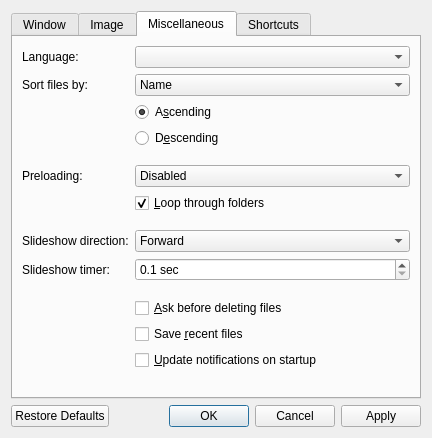
The window that src/qvoptionsdialog.ui (jurplel/qView) describes before a commit, drawn with Qt 5.
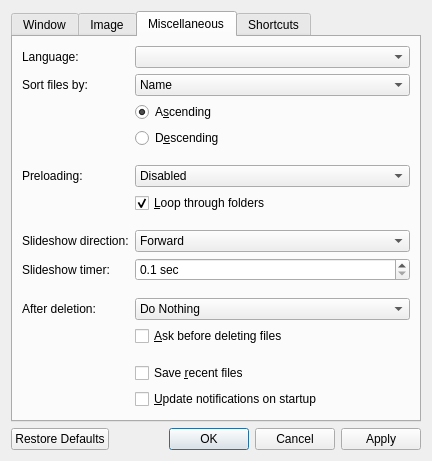
The same window after the commit. The open tabs and pages were chosen to show the change.

Commit message: Add option for automatically moving to an adjacent file after deletion

The edit to the form file:
```diff
--- a/src/qvoptionsdialog.ui
+++ b/src/qvoptionsdialog.ui
@@ -625,14 +625,14 @@
          </property>
         </spacer>
        </item>
-       <item row="12" column="1">
+       <item row="14" column="1">
         <widget class="QCheckBox" name="saveRecentsCheckbox">
          <property name="text">
           <string>Save &amp;recent files</string>
          </property>
         </widget>
        </item>
-       <item row="13" column="1">
+       <item row="15" column="1">
         <widget class="QCheckBox" name="updateCheckbox">
          <property name="text">
           <string extracomment="The notifications are for new qView releases">&amp;Update notifications on startup</string>
@@ -650,12 +650,54 @@
         <widget class="QComboBox" name="langComboBox"/>
        </item>
        <item row="11" column="1">
+        <widget class="QComboBox" name="afterDeletionComboBox">
+         <property name="currentIndex">
+          <number>1</number>
+         </property>
+         <item>
+          <property name="text">
+           <string>Move Back</string>
+          </property>
+         </item>
+         <item>
+          <property name="text">
+           <string>Do Nothing</string>
+          </property>
+         </item>
+         <item>
+          <property name="text">
+           <string>Move Forward</string>
+          </property>
+         </item>
+        </widget>
+       </item>
+       <item row="11" column="0">
+        <widget class="QLabel" name="label_10">
+         <property name="text">
+          <string>After deletion:</string>
+         </property>
+        </widget>
+       </item>
+       <item row="12" column="1">
         <widget class="QCheckBox" name="askDeleteCheckbox">
          <property name="text">
           <string>&amp;Ask before deleting files</string>
          </property>
         </widget>
        </item>
+       <item row="13" column="1">
+        <spacer name="horizontalSpacer_8">
+         <property name="orientation">
+          <enum>Qt::Horizontal</enum>
+         </property>
+         <property name="sizeHint" stdset="0">
+          <size>
+           <width>40</width>
+           <height>5</height>
+          </size>
+         </property>
+        </spacer>
+       </item>
       </layout>
      </widget>
      <widget class="QWidget" name="shortcuts">
```
Left out of the diff: 20 changed lines with no effect on the pictures. The commit also changes 3 other files.
